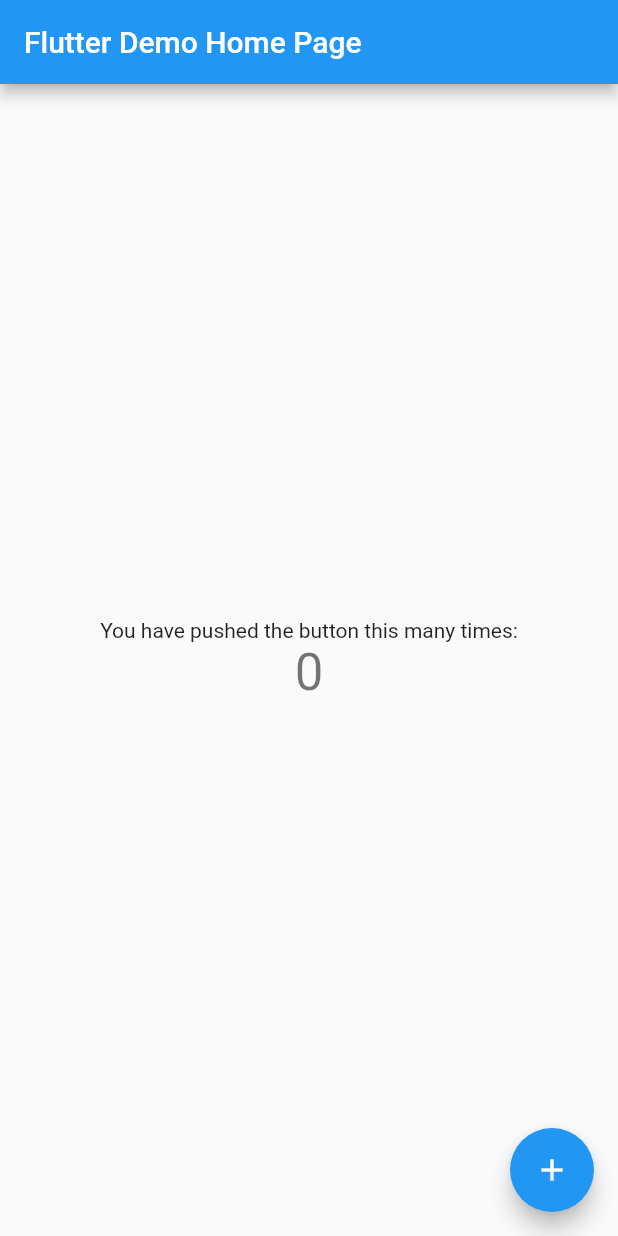
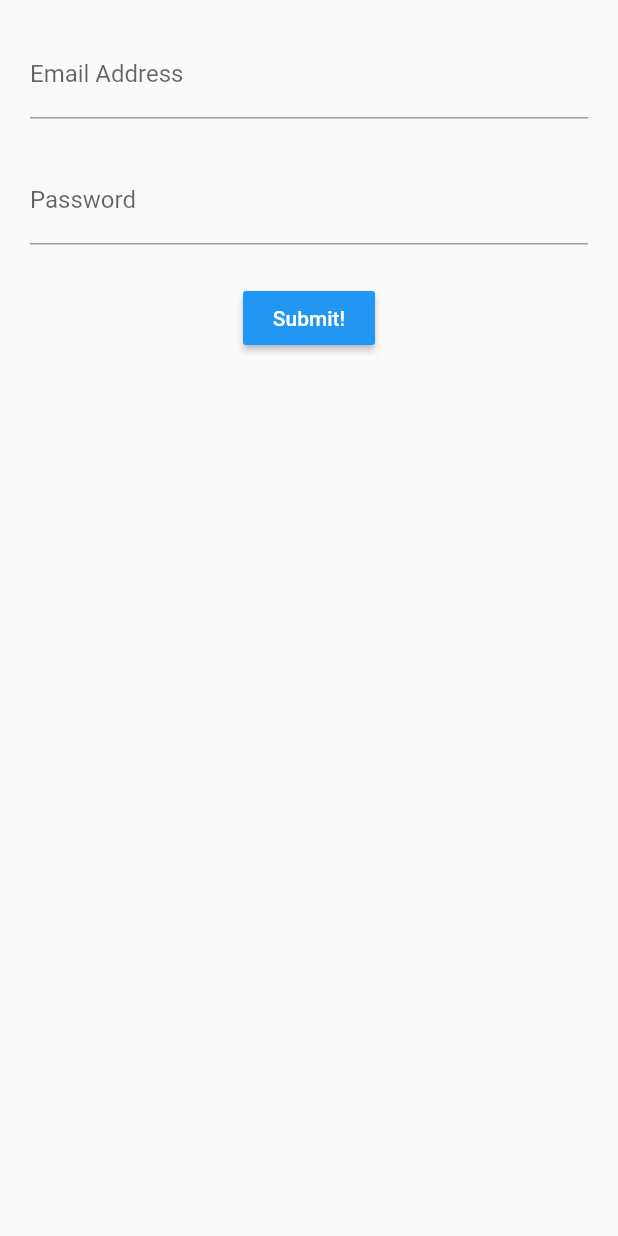
Before and after one commit to ferdyhaspin/flutter-login-stateful, a Flutter app: the screen it shows after launch, on a phone screen of 412 x 824 dp. Run offline on Flutter 3.47's test engine with Material 2 defaults, Android fonts, the phone set to English and light mode, and no system bars.

Commit message:
Add login

```diff
--- a/lib/main.dart
+++ b/lib/main.dart
@@ -1,117 +1,6 @@
 import 'package:flutter/material.dart';
+import 'package:login_stateful/src/app.dart';
 
 void main() {
-  runApp(MyApp());
+  runApp(App());
 }
-
-class MyApp extends StatelessWidget {
-  // This widget is the root of your application.
-  @override
-  Widget build(BuildContext context) {
-    return MaterialApp(
-      title: 'Flutter Demo',
-      theme: ThemeData(
-        // This is the theme of your application.
-        //
-        // Try running your application with "flutter run". You'll see the
-        // application has a blue toolbar. Then, without quitting the app, try
-        // changing the primarySwatch below to Colors.green and then invoke
-        // "hot reload" (press "r" in the console where you ran "flutter run",
-        // or simply save your changes to "hot reload" in a Flutter IDE).
-        // Notice that the counter didn't reset back to zero; the application
-        // is not restarted.
-        primarySwatch: Colors.blue,
-        // This makes the visual density adapt to the platform that you run
-        // the app on. For desktop platforms, the controls will be smaller and
-        // closer together (more dense) than on mobile platforms.
-        visualDensity: VisualDensity.adaptivePlatformDensity,
-      ),
-      home: MyHomePage(title: 'Flutter Demo Home Page'),
-    );
-  }
-}
-
-class MyHomePage extends StatefulWidget {
-  MyHomePage({Key key, this.title}) : super(key: key);
-
-  // This widget is the home page of your application. It is stateful, meaning
-  // that it has a State object (defined below) that contains fields that affect
-  // how it looks.
-
-  // This class is the configuration for the state. It holds the values (in this
-  // case the title) provided by the parent (in this case the App widget) and
-  // used by the build method of the State. Fields in a Widget subclass are
-  // always marked "final".
-
-  final String title;
-
-  @override
-  _MyHomePageState createState() => _MyHomePageState();
-}
-
-class _MyHomePageState extends State<MyHomePage> {
-  int _counter = 0;
-
-  void _incrementCounter() {
-    setState(() {
-      // This call to setState tells the Flutter framework that something has
-      // changed in this State, which causes it to rerun the build method below
-      // so that the display can reflect the updated values. If we changed
-      // _counter without calling setState(), then the build method would not be
-      // called again, and so nothing would appear to happen.
-      _counter++;
-    });
-  }
-
-  @override
-  Widget build(BuildContext context) {
-    // This method is rerun every time setState is called, for instance as done
-    // by the _incrementCounter method above.
-    //
-    // The Flutter framework has been optimized to make rerunning build methods
-    // fast, so that you can just rebuild anything that needs updating rather
-    // than having to individually change instances of widgets.
-    return Scaffold(
-      appBar: AppBar(
-        // Here we take the value from the MyHomePage object that was created by
-        // the App.build method, and use it to set our appbar title.
-        title: Text(widget.title),
-      ),
-      body: Center(
-        // Center is a layout widget. It takes a single child and positions it
-        // in the middle of the parent.
-        child: Column(
-          // Column is also a layout widget. It takes a list of children and
-          // arranges them vertically. By default, it sizes itself to fit its
-          // children horizontally, and tries to be as tall as its parent.
-          //
-          // Invoke "debug painting" (press "p" in the console, choose the
-          // "Toggle Debug Paint" action from the Flutter Inspector in Android
-          // Studio, or the "Toggle Debug Paint" command in Visual Studio Code)
-          // to see the wireframe for each widget.
-          //
-          // Column has various properties to control how it sizes itself and
-          // how it positions its children. Here we use mainAxisAlignment to
-          // center the children vertically; the main axis here is the vertical
-          // axis because Columns are vertical (the cross axis would be
-          // horizontal).
-          mainAxisAlignment: MainAxisAlignment.center,
-          children: <Widget>[
-            Text(
-              'You have pushed the button this many times:',
-            ),
-            Text(
-              '$_counter',
-              style: Theme.of(context).textTheme.headline4,
-            ),
-          ],
-        ),
-      ),
-      floatingActionButton: FloatingActionButton(
-        onPressed: _incrementCounter,
-        tooltip: 'Increment',
-        child: Icon(Icons.add),
-      ), // This trailing comma makes auto-formatting nicer for build methods.
-    );
-  }
-}
--- /dev/null
+++ b/lib/src/app.dart
@@ -0,0 +1,16 @@
+// Created by ferdyhaspin on 06/03/21.
+
+import 'package:flutter/material.dart';
+import 'package:login_stateful/src/screens/login_screen.dart';
+
+class App extends StatelessWidget {
+  @override
+  Widget build(BuildContext context) {
+    return MaterialApp(
+      title: 'Log Me In!',
+      home: Scaffold(
+        body: LoginScreen(),
+      ),
+    );
+  }
+}
--- /dev/null
+++ b/lib/src/screens/login_screen.dart
@@ -0,0 +1,93 @@
+// Created by ferdyhaspin on 06/03/21.
+
+import 'package:flutter/material.dart';
+
+class LoginScreen extends StatefulWidget {
+  @override
+  State createState() {
+    return LoginScreenState();
+  }
+}
+
+class LoginScreenState extends State<LoginScreen> {
+  final formKey = GlobalKey<FormState>();
+  String _email, _password = '';
+
+  @override
+  Widget build(BuildContext context) {
+    return Container(
+      margin: EdgeInsets.all(20.0),
+      child: Form(
+        key: formKey,
+        child: Column(
+          children: <Widget>[
+            emailField(),
+            passwordField(),
+            submitButton(),
+          ],
+        ),
+      ),
+    );
+  }
+
+  Widget emailField() {
+    return Container(
+      margin: EdgeInsets.only(bottom: 25.0),
+      child: TextFormField(
+        keyboardType: TextInputType.emailAddress,
+        decoration: InputDecoration(
+          labelText: 'Email Address',
+          hintText: 'ferdihaspin@gmail.com',
+        ),
+        validator: (String value) {
+          if (!value.contains('@')) {
+            return 'Please enter a valid email';
+          } else {
+            return null;
+          }
+        },
+        onSaved: (String value) {
+          _email = value;
+        },
+      ),
+    );
+  }
+
+  Widget passwordField() {
+    return Container(
+      margin: EdgeInsets.only(bottom: 25.0),
+      child: TextFormField(
+        obscureText: true,
+        decoration: InputDecoration(
+          labelText: 'Password',
+          hintText: 'password',
+        ),
+        validator: (String value) {
+          if (value.length < 4) {
+            return 'Password must be at least 4 characters';
+          } else {
+            return null;
+          }
+        },
+        onSaved: (String value) {
+          _password = value;
+        },
+      ),
+    );
+  }
+
+  Widget submitButton() {
+    return RaisedButton(
+      color: Colors.blue,
+      textColor: Colors.white,
+      onPressed: () {
+        if (formKey.currentState.validate()) {
+          formKey.currentState.save();
+
+          print('Time to post $_email & $_password to API!');
+        }
+      },
+      child: Text('Submit!'),
+    );
+  }
+}
```
Also changed, not shown: 2 other files.
